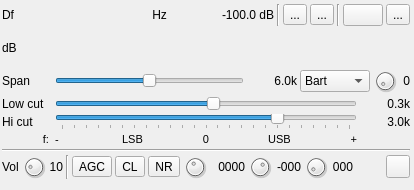
f4exb/sdrangel, file plugins/channelrx/demodssb/ssbdemodgui.ui: the form before one commit.
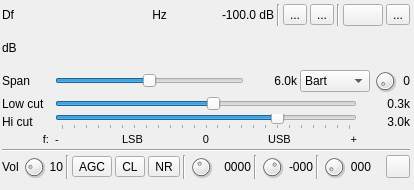
The form after the commit. Icons and pictures are not drawn. Custom widgets are drawn as their Qt base class.

```diff
--- a/plugins/channelrx/demodssb/ssbdemodgui.ui
+++ b/plugins/channelrx/demodssb/ssbdemodgui.ui
@@ -881,6 +881,13 @@
         </property>
        </widget>
       </item>
+      <item>
+       <widget class="Line" name="line_7">
+        <property name="orientation">
+         <enum>Qt::Vertical</enum>
+        </property>
+       </widget>
+      </item>
       <item>
        <widget class="QDial" name="agcTimeLog2">
         <property name="maximumSize">
@@ -925,6 +932,13 @@
         </property>
        </widget>
       </item>
+      <item>
+       <widget class="Line" name="line_5">
+        <property name="orientation">
+         <enum>Qt::Vertical</enum>
+        </property>
+       </widget>
+      </item>
       <item>
        <widget class="QDial" name="agcPowerThreshold">
         <property name="maximumSize">
@@ -969,6 +983,13 @@
         </property>
        </widget>
       </item>
+      <item>
+       <widget class="Line" name="line_6">
+        <property name="orientation">
+         <enum>Qt::Vertical</enum>
+        </property>
+       </widget>
+      </item>
       <item>
        <widget class="QDial" name="agcThresholdGate">
         <property name="maximumSize">
@@ -1126,12 +1147,24 @@
    <extends>QToolButton</extends>
    <header>gui/buttonswitch.h</header>
   </customwidget>
+  <customwidget>
+   <class>ValueDialZ</class>
+   <extends>QWidget</extends>
+   <header>gui/valuedialz.h</header>
+   <container>1</container>
+  </customwidget>
   <customwidget>
    <class>RollupContents</class>
    <extends>QWidget</extends>
    <header>gui/rollupcontents.h</header>
    <container>1</container>
   </customwidget>
+  <customwidget>
+   <class>LevelMeterSignalDB</class>
+   <extends>QWidget</extends>
+   <header>gui/levelmeter.h</header>
+   <container>1</container>
+  </customwidget>
   <customwidget>
    <class>GLSpectrum</class>
    <extends>QWidget</extends>
@@ -1144,18 +1177,6 @@
    <header>gui/glspectrumgui.h</header>
    <container>1</container>
   </customwidget>
-  <customwidget>
-   <class>ValueDialZ</class>
-   <extends>QWidget</extends>
-   <header>gui/valuedialz.h</header>
-   <container>1</container>
-  </customwidget>
-  <customwidget>
-   <class>LevelMeterSignalDB</class>
-   <extends>QWidget</extends>
-   <header>gui/levelmeter.h</header>
-   <container>1</container>
-  </customwidget>
   <customwidget>
    <class>TickedSlider</class>
    <extends>QSlider</extends>
```
